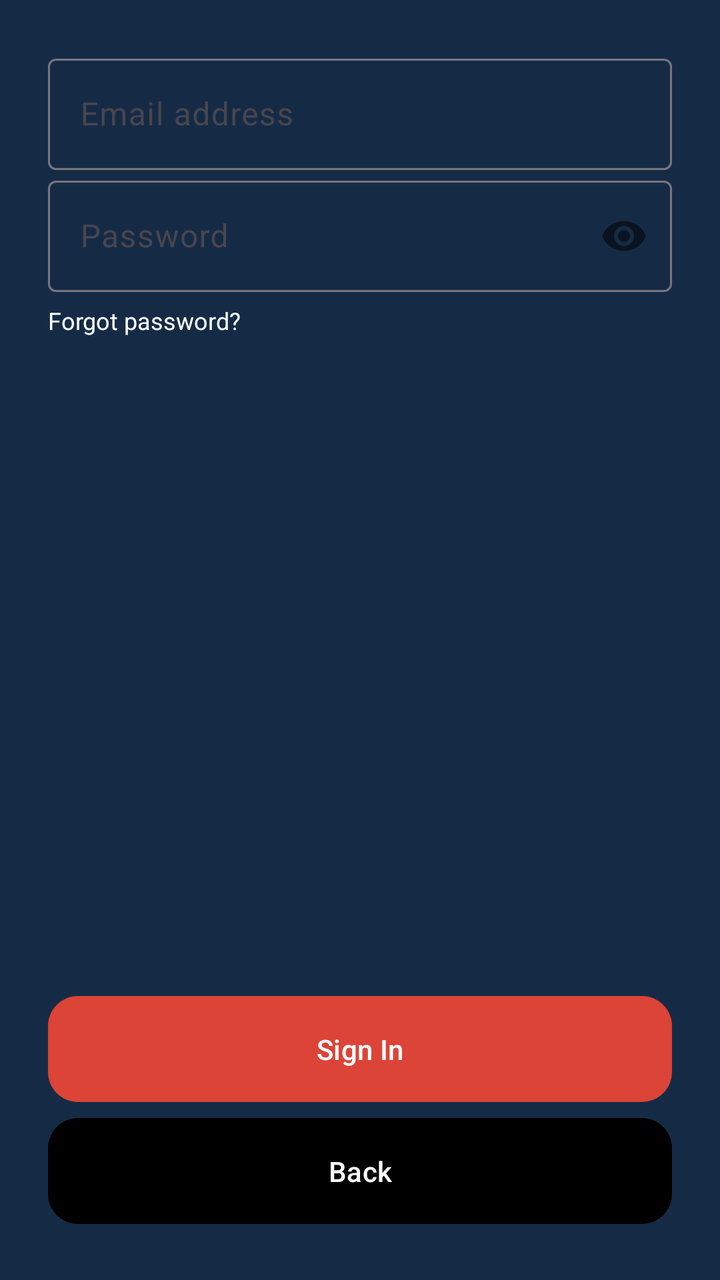
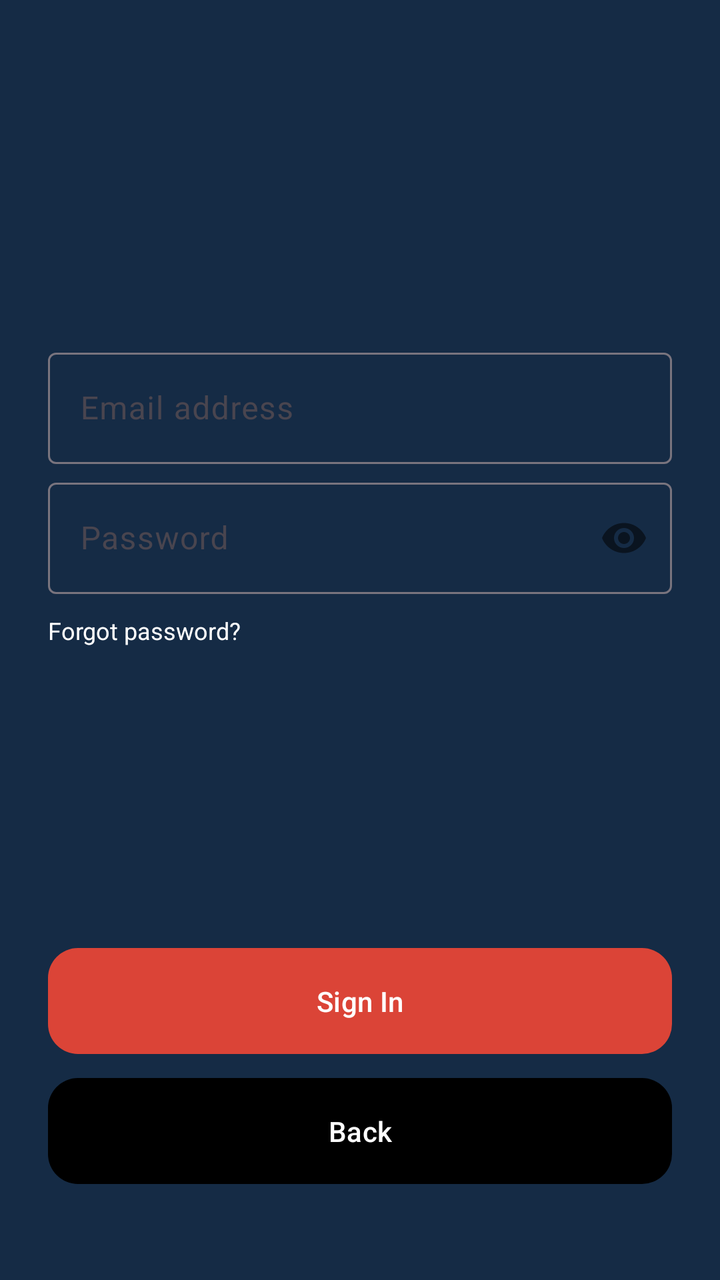

Screens rendered from an Android XML layout before and after an edit, with the pre-edit source and the edit as a unified diff.
<!-- AndroidManifest.xml: application theme AppTheme -->
<!-- res/layout/fragment_signin.xml -->
<?xml version="1.0" encoding="utf-8"?>
<androidx.constraintlayout.widget.ConstraintLayout 
    xmlns:android="http://schemas.android.com/apk/res/android"
    xmlns:app="http://schemas.android.com/apk/res-auto"
    android:layout_width="match_parent"
    android:layout_height="match_parent"
    android:padding="24dp">

    
    <com.google.android.material.textfield.TextInputLayout
        android:id="@+id/emailContainer"
        style="@style/Widget.Material3.TextInputLayout.OutlinedBox"
        android:layout_width="0dp"
        android:layout_height="wrap_content"
        app:layout_constraintStart_toStartOf="parent"
        app:layout_constraintEnd_toEndOf="parent"
        app:layout_constraintTop_toTopOf="parent"
		app:layout_constraintBottom_toTopOf="@id/passwordContainer"
		app:layout_constraintVertical_chainStyle="packed"
        android:contentDescription="@string/signin_email_desc">

        <com.google.android.material.textfield.TextInputEditText
            android:id="@+id/emailEditText"
            android:layout_width="match_parent"
            android:layout_height="wrap_content"
            android:hint="@string/signin_email_hint"
            android:inputType="textEmailAddress" />
    </com.google.android.material.textfield.TextInputLayout>

    
    <com.google.android.material.textfield.TextInputLayout
        android:id="@+id/passwordContainer"
        style="@style/Widget.Material3.TextInputLayout.OutlinedBox"
        android:layout_width="0dp"
        android:layout_height="wrap_content"
        app:passwordToggleEnabled="true"
        app:layout_constraintStart_toStartOf="parent"
        app:layout_constraintEnd_toEndOf="parent"
        app:layout_constraintTop_toBottomOf="@id/emailContainer"
		app:layout_constraintBottom_toTopOf="@id/tvForgotPassword"
        android:contentDescription="@string/signin_password_desc">

        <com.google.android.material.textfield.TextInputEditText
            android:id="@+id/passwordEditText"
            android:layout_width="match_parent"
            android:layout_height="wrap_content"
            android:hint="@string/signin_password_hint"
            android:inputType="textPassword" />
    </com.google.android.material.textfield.TextInputLayout>

    
    <TextView
        android:id="@+id/tvForgotPassword"
        android:layout_width="wrap_content"
        android:layout_height="wrap_content"
        android:text="@string/signin_forgot_password"
        android:textColor="@android:color/white"
        android:textSize="12sp"
        android:layout_marginTop="6dp"
        android:contentDescription="@string/signin_forgot_password_desc"
        app:layout_constraintTop_toBottomOf="@id/passwordContainer"
        app:layout_constraintStart_toStartOf="@id/passwordContainer"
		app:layout_constraintVertical_bias="0.5" />
	

    
    <com.google.android.material.button.MaterialButton
        android:id="@+id/btnLogin"
        style="@style/RedButton"
        android:text="@string/signin_login_button"
        android:contentDescription="@string/signin_login_button_desc"
        android:layout_width="0dp"
        android:layout_height="wrap_content"
        app:layout_constraintStart_toStartOf="parent"
        app:layout_constraintEnd_toEndOf="parent"
        app:layout_constraintBottom_toTopOf="@+id/btnBack"
        android:layout_marginTop="4dp" />


    
    <com.google.android.material.button.MaterialButton
        android:id="@+id/btnBack"
        style="@style/BlackButton"
        android:text="@string/signin_back_button"
        android:contentDescription="@string/signin_back_button_desc"
        android:layout_width="0dp"
        android:layout_height="wrap_content"
        app:layout_constraintStart_toStartOf="parent"
        app:layout_constraintEnd_toEndOf="parent"
        app:layout_constraintBottom_toBottomOf="parent"
        android:layout_marginTop="20dp" />

</androidx.constraintlayout.widget.ConstraintLayout>
<!-- resources referenced by this layout -->
<resources>
  <string name="signin_back_button">Back</string>
  <string name="signin_back_button_desc">Go back to the previous screen</string>
  <string name="signin_email_desc">Enter your email address</string>
  <string name="signin_email_hint">Email address</string>
  <string name="signin_forgot_password">Forgot password?</string>
  <string name="signin_forgot_password_desc">Tap to reset your password</string>
  <string name="signin_login_button">Sign In</string>
  <string name="signin_login_button_desc">Sign in to your account</string>
  <string name="signin_password_desc">Enter your account password</string>
  <string name="signin_password_hint">Password</string>
  <style name="BlackButton" parent="Widget.Material3.Button">
          <item name="backgroundTint">@android:color/black</item>
          <item name="android:textColor">@android:color/white</item>
          <item name="cornerRadius">15dp</item>
          <item name="android:minHeight">56dp</item>
          <item name="android:paddingTop">17dp</item>
          <item name="android:paddingBottom">17dp</item>
          <item name="android:elevation">0dp</item>
      </style>
  <style name="RedButton" parent="Widget.Material3.Button">
          <item name="backgroundTint">#DB4437</item>
          <item name="android:textColor">@android:color/white</item>
          <item name="cornerRadius">15dp</item>
          <item name="android:minHeight">56dp</item>
          <item name="android:paddingTop">17dp</item>
          <item name="android:paddingBottom">17dp</item>
          <item name="android:elevation">0dp</item>
      </style>
  <style name="AppTheme" parent="Theme.Material3.DayNight.NoActionBar">
  
          
          <item name="colorPrimary">@color/md_theme_light_primary</item>
          <item name="colorOnPrimary">@color/md_theme_light_onPrimary</item>
          <item name="colorSecondary">@color/md_theme_light_secondary</item>
          <item name="colorOnSecondary">@color/md_theme_light_onSecondary</item>
  
          
          <item name="android:colorBackground">@color/md_theme_light_background</item>
          <item name="colorSurface">@color/md_theme_light_surface</item>
          <item name="colorOnSurface">@color/md_theme_light_onSurface</item>
  
          
          <item name="android:statusBarColor">@color/md_theme_light_surface</item>
          <item name="android:navigationBarColor">@color/md_theme_light_surface</item>
  
          
          <item name="android:windowLightStatusBar">true</item>
          <item name="android:windowLightNavigationBar">true</item>
  
          
          <item name="windowActionBar">false</item>
          <item name="android:windowNoTitle">true</item>
      </style>
  <color name="md_theme_light_primary">#152B45</color>
  <color name="md_theme_light_onPrimary">#FFFFFF</color>
  <color name="md_theme_light_secondary">#4A6363</color>
  <color name="md_theme_light_onSecondary">#FFFFFF</color>
  <color name="md_theme_light_background">#152B45</color>
  <color name="md_theme_light_surface">#152B45</color>
  <color name="md_theme_light_onSurface">#AAB6C1</color>
</resources>

<!-- the commit's change to res/layout/fragment_signin.xml (unified diff, before → after) -->
@@ -12,11 +12,12 @@
         style="@style/Widget.Material3.TextInputLayout.OutlinedBox"
         android:layout_width="0dp"
         android:layout_height="wrap_content"
+        android:layout_marginBottom="4dp"
         app:layout_constraintStart_toStartOf="parent"
         app:layout_constraintEnd_toEndOf="parent"
         app:layout_constraintTop_toTopOf="parent"
-		app:layout_constraintBottom_toTopOf="@id/passwordContainer"
-		app:layout_constraintVertical_chainStyle="packed"
+        app:layout_constraintBottom_toTopOf="@id/passwordContainer"
+        app:layout_constraintVertical_chainStyle="packed"
         android:contentDescription="@string/signin_email_desc">
 
         <com.google.android.material.textfield.TextInputEditText
@@ -34,10 +35,11 @@
         android:layout_width="0dp"
         android:layout_height="wrap_content"
         app:passwordToggleEnabled="true"
+        android:layout_marginBottom="4dp"
         app:layout_constraintStart_toStartOf="parent"
         app:layout_constraintEnd_toEndOf="parent"
         app:layout_constraintTop_toBottomOf="@id/emailContainer"
-		app:layout_constraintBottom_toTopOf="@id/tvForgotPassword"
+        app:layout_constraintBottom_toTopOf="@id/tvForgotPassword"
         android:contentDescription="@string/signin_password_desc">
 
         <com.google.android.material.textfield.TextInputEditText
@@ -60,8 +62,8 @@
         android:contentDescription="@string/signin_forgot_password_desc"
         app:layout_constraintTop_toBottomOf="@id/passwordContainer"
         app:layout_constraintStart_toStartOf="@id/passwordContainer"
-		app:layout_constraintVertical_bias="0.5" />
-	
+        app:layout_constraintBottom_toTopOf="@id/btnLogin"
+        app:layout_constraintVertical_bias="0.5" />
 
     
     <com.google.android.material.button.MaterialButton
@@ -74,8 +76,7 @@
         app:layout_constraintStart_toStartOf="parent"
         app:layout_constraintEnd_toEndOf="parent"
         app:layout_constraintBottom_toTopOf="@+id/btnBack"
-        android:layout_marginTop="4dp" />
-
+        android:layout_marginBottom="4dp" />
 
     
     <com.google.android.material.button.MaterialButton
@@ -88,6 +89,6 @@
         app:layout_constraintStart_toStartOf="parent"
         app:layout_constraintEnd_toEndOf="parent"
         app:layout_constraintBottom_toBottomOf="parent"
-        android:layout_marginTop="20dp" />
-
+        android:layout_marginBottom="20dp" />
+	
 </androidx.constraintlayout.widget.ConstraintLayout>
